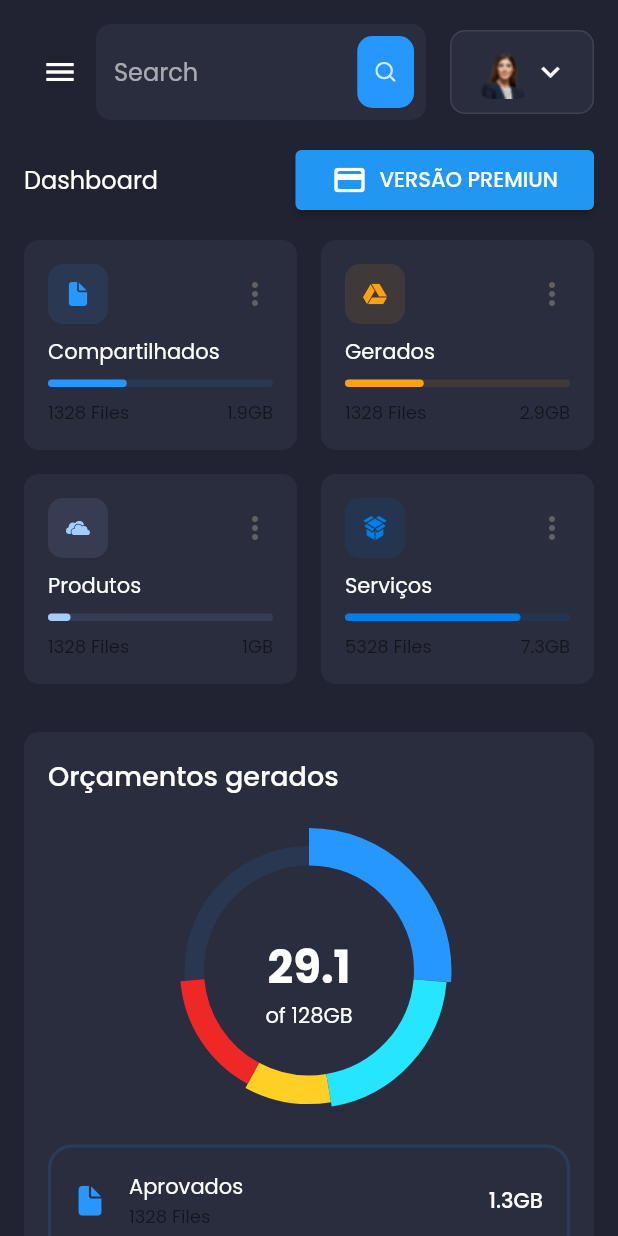
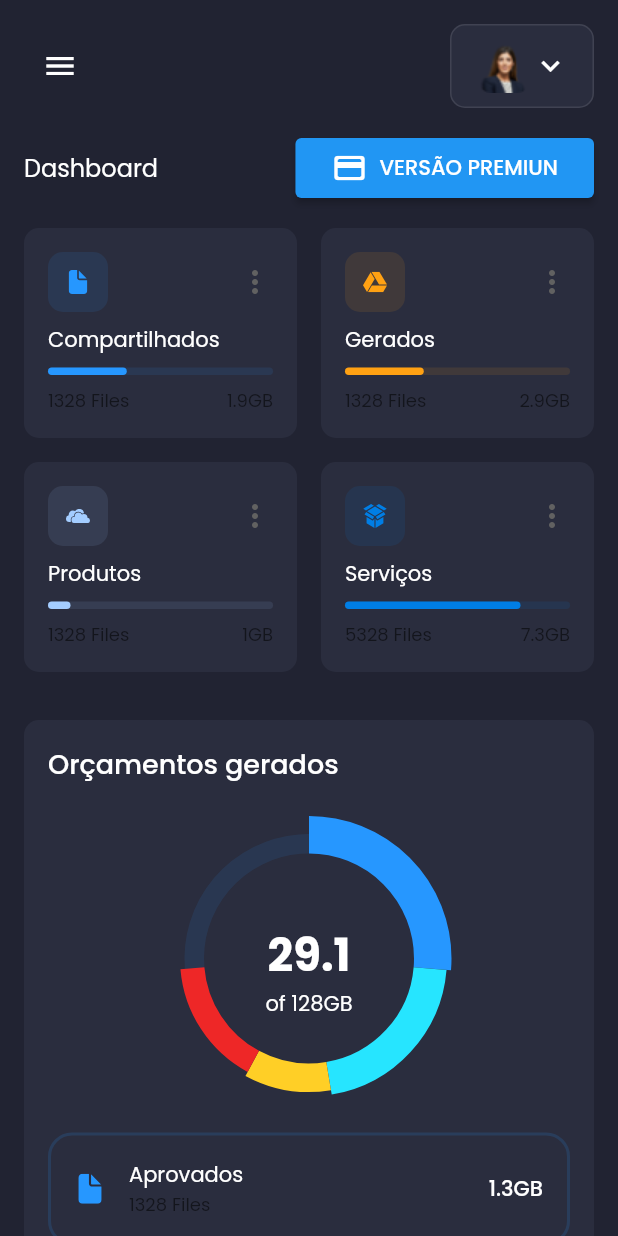
Before and after one commit to brdacon1/budget_flutter, a Flutter app: the MainScreen screen opened by its route, on a phone screen of 412 x 824 dp. Run offline on Flutter 3.47's test engine with Material 2 defaults, Android fonts, the light colour scheme and no system bars; drawn by our look-alikes of fl_chart; our stand-ins replace adaptive_theme, awesome_dialog, badges, cached_network_image, cloud_firestore, expansion_tile_card and 12 more; missing offline and left inert: cloud_firestore_web, contact_picker_web, dart:ffi, firebase_auth_web, firebase_core_web, flutter_inapp_purchase and 3 more; accounts and stored records are empty; network calls fail; project files that could hold a hidden picture were left out.

Commit message:
Alterações

```diff
--- a/lib/screens/dashboard/components/header.dart
+++ b/lib/screens/dashboard/components/header.dart
@@ -13,6 +13,8 @@ class Header extends StatelessWidget {
   @override
   Widget build(BuildContext context) {
     return Row(
+      crossAxisAlignment: CrossAxisAlignment.center,
+        mainAxisAlignment: MainAxisAlignment.spaceBetween,
       children: [
         if (!Responsive.isDesktop(context))
           IconButton(
@@ -22,11 +24,10 @@ class Header extends StatelessWidget {
         if (!Responsive.isMobile(context))
           Text(
             "Dashboard",
-            style: Theme.of(context).textTheme.headline6,
+            style: Theme.of(context).textTheme.titleLarge,
           ),
         if (!Responsive.isMobile(context))
           Spacer(flex: Responsive.isDesktop(context) ? 2 : 1),
-        const Expanded(child: SearchField()),
         const ProfileCard()
       ],
     );
--- a/lib/screens/dashboard/dashboard_screen.dart
+++ b/lib/screens/dashboard/dashboard_screen.dart
@@ -24,8 +24,8 @@ class _DashboardScreen extends State<DashboardScreen> {
     try {
       setState(() async {
         await getInformationBudget();
-        setState(() {});
       });
+      setState(() {});
     } catch (e) {}
     super.initState();
   }
```
